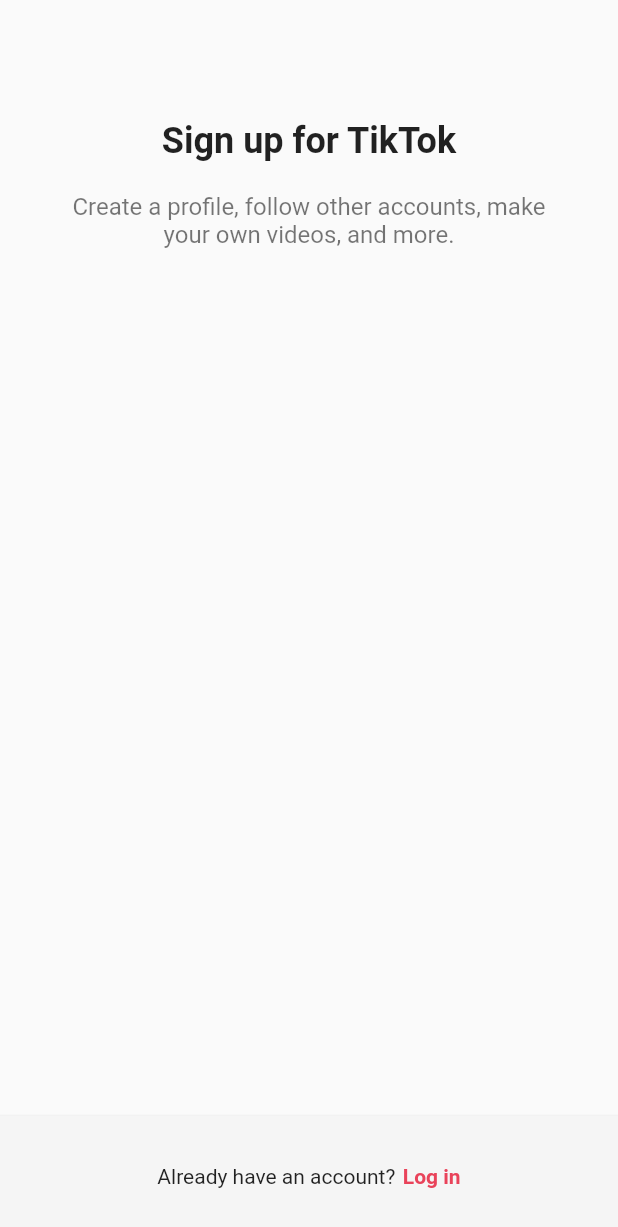
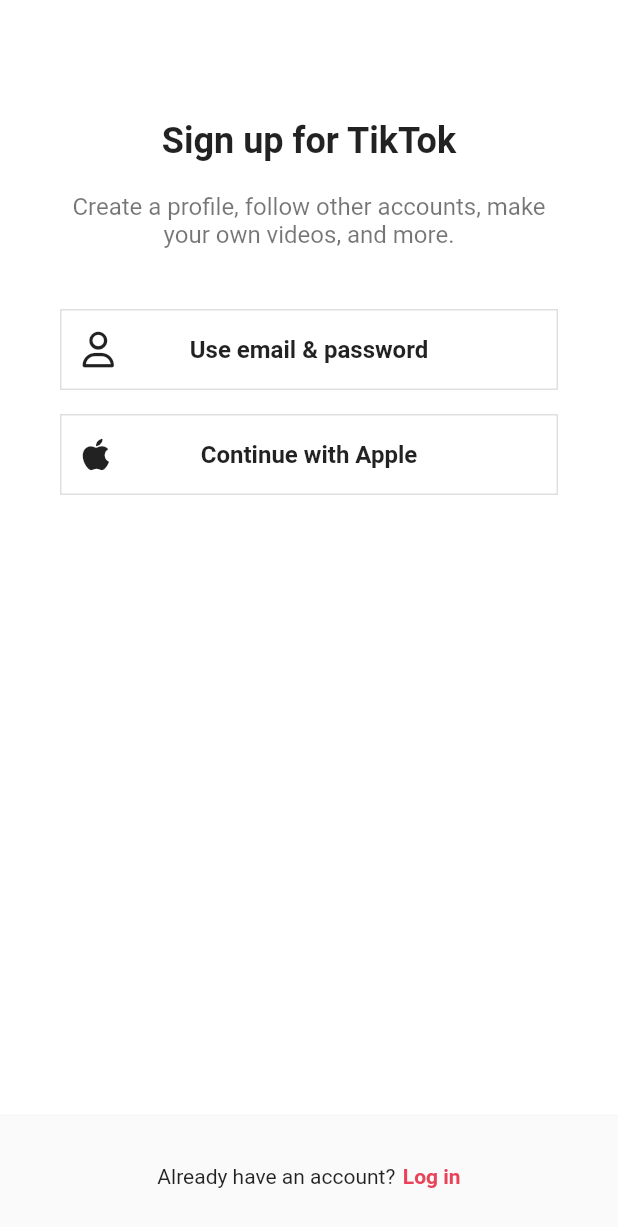
Before and after one commit to ikang9712/tiktok-clone, a Flutter app: the screen it shows after launch, on a phone screen of 412 x 824 dp. Shown: the top 1227 px of the screen. Run offline on Flutter 3.47's test engine with Material 2 defaults, Android fonts, the phone set to English and light mode, and no system bars; our stand-ins replace font_awesome_flutter.

```diff
--- a/lib/screens/sign_up/sign_up_screen.dart
+++ b/lib/features/authentication/sign_up_screen.dart
@@ -1,9 +1,25 @@
 import 'package:flutter/material.dart';
+import 'package:font_awesome_flutter/font_awesome_flutter.dart';
 import 'package:tiktok_clone/constants/gaps.dart';
 import 'package:tiktok_clone/constants/sizes.dart';
+import 'package:tiktok_clone/features/authentication/login_screen.dart';
+import 'package:tiktok_clone/features/authentication/username_screen.dart';
+import 'package:tiktok_clone/features/authentication/widgets/auth_button.dart';
 
 class SignUpScreen extends StatelessWidget {
   const SignUpScreen({super.key});
+
+  void _onLoginTap(BuildContext context) {
+    Navigator.of(context).push(MaterialPageRoute(
+      builder: (context) => const LoginScreen(),
+    ));
+  }
+
+  void _onEmailTap(BuildContext context) {
+    Navigator.of(context).push(MaterialPageRoute(
+      builder: (context) => const UsernameScreen(),
+    ));
+  }
 
   @override
   Widget build(BuildContext context) {
@@ -12,9 +28,9 @@ class SignUpScreen extends StatelessWidget {
         child: Padding(
           padding: const EdgeInsets.symmetric(horizontal: Sizes.size40),
           child: Column(
-            children: const [
+            children: [
               Gaps.v80,
-              Text(
+              const Text(
                 "Sign up for TikTok",
                 style: TextStyle(
                   fontSize: Sizes.size24,
@@ -22,7 +38,7 @@ class SignUpScreen extends StatelessWidget {
                 ),
               ),
               Gaps.v20,
-              Text(
+              const Text(
                 "Create a profile, follow other accounts, make your own videos, and more.",
                 style: TextStyle(
                   fontSize: Sizes.size16,
@@ -30,12 +46,24 @@ class SignUpScreen extends StatelessWidget {
                 ),
                 textAlign: TextAlign.center,
               ),
+              Gaps.v40,
+              GestureDetector(
+                onTap: () => _onEmailTap(context),
+                child: const AuthButton(
+                    text: "Use email & password",
+                    icon: FaIcon(FontAwesomeIcons.user)),
+              ),
+              Gaps.v16,
+              const AuthButton(
+                text: "Continue with Apple",
+                icon: FaIcon(FontAwesomeIcons.apple),
+              ),
             ],
           ),
         ),
       ),
       bottomNavigationBar: BottomAppBar(
-          color: Colors.grey.shade100,
+          color: Colors.grey.shade50,
           elevation: 2,
           child: Padding(
             padding: const EdgeInsets.symmetric(vertical: Sizes.size32),
@@ -47,11 +75,14 @@ class SignUpScreen extends StatelessWidget {
                     'Already have an account?',
                   ),
                   Gaps.h5,
-                  Text(
-                    'Log in',
-                    style: TextStyle(
-                      color: Theme.of(context).primaryColor,
-                      fontWeight: FontWeight.w600,
+                  GestureDetector(
+                    onTap: () => _onLoginTap(context),
+                    child: Text(
+                      'Log in',
+                      style: TextStyle(
+                        color: Theme.of(context).primaryColor,
+                        fontWeight: FontWeight.w600,
+                      ),
                     ),
                   ),
                 ],
--- /dev/null
+++ b/lib/features/authentication/widgets/auth_button.dart
@@ -0,0 +1,46 @@
+import 'package:flutter/material.dart';
+import 'package:font_awesome_flutter/font_awesome_flutter.dart';
+import 'package:tiktok_clone/constants/sizes.dart';
+
+class AuthButton extends StatelessWidget {
+  final String text;
+  final FaIcon icon;
+
+  const AuthButton({
+    super.key,
+    required this.text,
+    required this.icon,
+  });
+
+  @override
+  Widget build(BuildContext context) {
+    return FractionallySizedBox(
+      widthFactor: 1,
+      child: Container(
+        padding: const EdgeInsets.all(Sizes.size14),
+        decoration: BoxDecoration(
+            border: Border.all(
+          color: Colors.grey.shade300,
+          width: Sizes.size1,
+        )),
+        child: Stack(
+          alignment: Alignment.center,
+          children: [
+            Align(
+              alignment: Alignment.centerLeft,
+              child: icon,
+            ),
+            Text(
+              text,
+              textAlign: TextAlign.center,
+              style: const TextStyle(
+                fontSize: Sizes.size16,
+                fontWeight: FontWeight.w600,
+              ),
+            ),
+          ],
+        ),
+      ),
+    );
+  }
+}
--- a/lib/main.dart
+++ b/lib/main.dart
@@ -1,7 +1,6 @@
 import 'package:flutter/material.dart';
-import 'package:tiktok_clone/constants/gaps.dart';
 import 'package:tiktok_clone/constants/sizes.dart';
-import 'package:tiktok_clone/screens/sign_up/sign_up_screen.dart';
+import 'package:tiktok_clone/features/authentication/sign_up_screen.dart';
 
 void main() {
   runApp(const TikTokApp());
@@ -15,8 +14,18 @@ class TikTokApp extends StatelessWidget {
     return MaterialApp(
         title: 'TikTok Clone',
         theme: ThemeData(
-          primaryColor: const Color(0xFFE9435A),
-        ),
+            scaffoldBackgroundColor: Colors.white,
+            primaryColor: const Color(0xFFE9435A),
+            appBarTheme: const AppBarTheme(
+              foregroundColor: Colors.black,
+              backgroundColor: Colors.white,
+              elevation: 0,
+              titleTextStyle: TextStyle(
+                color: Colors.black,
+                fontSize: Sizes.size16 + Sizes.size2,
+                fontWeight: FontWeight.w600,
+              ),
+            )),
         home: const SignUpScreen());
   }
 }
--- a/pubspec.yaml
+++ b/pubspec.yaml
@@ -36,6 +36,7 @@ dependencies:
   # The following adds the Cupertino Icons font to your application.
   # Use with the CupertinoIcons class for iOS style icons.
   cupertino_icons: ^1.0.2
+  font_awesome_flutter: 10.3.0
 
 dev_dependencies:
   flutter_test:
```
Also changed, not shown: lib/features/authentication/birthday_screen.dart (added, +103 -0 lines), lib/features/authentication/email_screen.dart (added, +113 -0 lines), lib/features/authentication/login_form_screen.dart (added, +10 -0 lines), lib/features/authentication/login_screen.dart (added, +70 -0 lines), lib/features/authentication/password_screen.dart (added, +163 -0 lines), lib/features/authentication/username_screen.dart (added, +94 -0 lines), lib/features/authentication/widgets/form_button.dart (added, +37 -0 lines), lib/features/onboarding/interests_screen.dart (added, +10 -0 lines).
